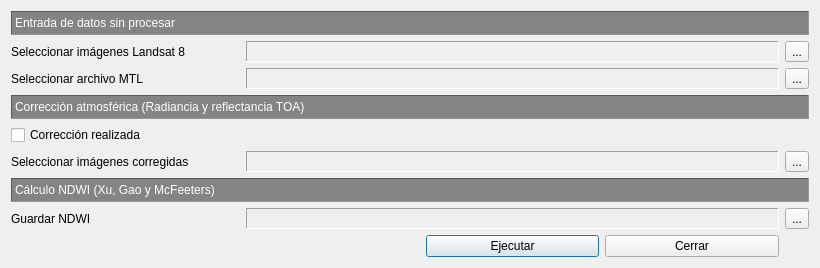
Above: indice_ndwi_dialog_base.ui from FranciscaRTS/LST_NDWI_L8 before the change. Below: the same form after it.
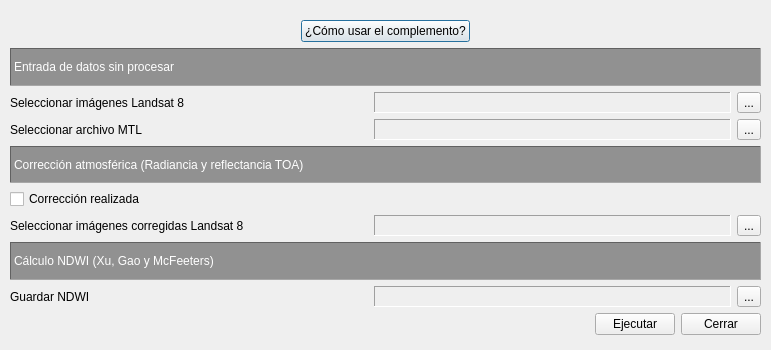
That is the form after the change. Icons and pictures are not drawn.

```diff
--- a/indice_ndwi_dialog_base.ui
+++ b/indice_ndwi_dialog_base.ui
@@ -6,72 +6,76 @@
    <rect>
     <x>0</x>
     <y>0</y>
-    <width>820</width>
-    <height>268</height>
+    <width>771</width>
+    <height>350</height>
    </rect>
   </property>
+  <property name="minimumSize">
+   <size>
+    <width>771</width>
+    <height>350</height>
+   </size>
+  </property>
+  <property name="maximumSize">
+   <size>
+    <width>771</width>
+    <height>350</height>
+   </size>
+  </property>
   <property name="windowTitle">
    <string>Moisture and Water Index</string>
   </property>
-  <layout class="QGridLayout" name="gridLayout_2">
-   <item row="2" column="4">
-    <widget class="QToolButton" name="btn_abrirMTL">
-     <property name="text">
-      <string>...</string>
-     </property>
-    </widget>
-   </item>
-   <item row="1" column="4">
-    <widget class="QToolButton" name="btn_abrirTIF">
-     <property name="text">
-      <string>...</string>
-     </property>
-    </widget>
-   </item>
-   <item row="8" column="2">
-    <widget class="QPushButton" name="btn_ejecutar">
-     <property name="text">
-      <string>Ejecutar</string>
-     </property>
-    </widget>
-   </item>
-   <item row="2" column="1" colspan="3">
-    <widget class="QLabel" name="cuadroMTL">
-     <property name="frameShape">
-      <enum>QFrame::Panel</enum>
-     </property>
-     <property name="frameShadow">
-      <enum>QFrame::Sunken</enum>
-     </property>
+  <widget class="QWidget" name="layoutWidget">
+   <property name="geometry">
+    <rect>
+     <x>10</x>
+     <y>20</y>
+     <width>751</width>
+     <height>315</height>
+    </rect>
+   </property>
+   <layout class="QVBoxLayout" name="verticalLayout_2">
+    <item>
+     <layout class="QHBoxLayout" name="horizontalLayout_7">
+      <item>
+       <spacer name="horizontalSpacer">
+        <property name="orientation">
+         <enum>Qt::Horizontal</enum>
+        </property>
+        <property name="sizeHint" stdset="0">
+         <size>
+          <width>40</width>
+          <height>20</height>
+         </size>
+        </property>
+       </spacer>
+      </item>
+      <item>
+       <widget class="QPushButton" name="btn_inst">
      <property name="text">
-      <string/>
+         <string>¿Cómo usar el complemento?</string>
      </property>
     </widget>
    </item>
-   <item row="6" column="0" colspan="5">
-    <widget class="QLabel" name="label_77">
-     <property name="sizePolicy">
-      <sizepolicy hsizetype="Expanding" vsizetype="Preferred">
-       <horstretch>0</horstretch>
-       <verstretch>0</verstretch>
-      </sizepolicy>
-     </property>
-     <property name="styleSheet">
-      <string notr="true">background-color : #848484; color : white</string>
-     </property>
-     <property name="frameShape">
-      <enum>QFrame::Panel</enum>
-     </property>
-     <property name="frameShadow">
-      <enum>QFrame::Sunken</enum>
-     </property>
-     <property name="text">
-      <string>Cálculo NDWI (Xu, Gao y McFeeters)</string>
-     </property>
-    </widget>
-   </item>
-   <item row="0" column="0" colspan="5">
-    <widget class="QLabel" name="label_38">
+      <item>
+       <spacer name="horizontalSpacer_3">
+        <property name="orientation">
+         <enum>Qt::Horizontal</enum>
+        </property>
+        <property name="sizeHint" stdset="0">
+         <size>
+          <width>40</width>
+          <height>20</height>
+         </size>
+        </property>
+       </spacer>
+      </item>
+     </layout>
+    </item>
+    <item>
+     <layout class="QVBoxLayout" name="verticalLayout">
+      <item>
+       <widget class="QLabel" name="label_37">
      <property name="sizePolicy">
       <sizepolicy hsizetype="Expanding" vsizetype="Preferred">
        <horstretch>0</horstretch>
@@ -82,7 +86,7 @@
       <bool>false</bool>
      </property>
      <property name="styleSheet">
-      <string notr="true">background-color : #848484; color : white</string>
+         <string notr="true">background-color : #919191; color : white</string>
      </property>
      <property name="frameShape">
       <enum>QFrame::Panel</enum>
@@ -95,89 +99,9 @@
      </property>
     </widget>
    </item>
-   <item row="5" column="0">
-    <widget class="QLabel" name="msj_CORR">
-     <property name="sizePolicy">
-      <sizepolicy hsizetype="Minimum" vsizetype="Preferred">
-       <horstretch>0</horstretch>
-       <verstretch>0</verstretch>
-      </sizepolicy>
-     </property>
-     <property name="minimumSize">
-      <size>
-       <width>229</width>
-       <height>0</height>
-      </size>
-     </property>
-     <property name="font">
-      <font>
-       <weight>50</weight>
-       <bold>false</bold>
-      </font>
-     </property>
-     <property name="frameShadow">
-      <enum>QFrame::Sunken</enum>
-     </property>
-     <property name="text">
-      <string>Seleccionar imágenes corregidas </string>
-     </property>
-     <property name="alignment">
-      <set>Qt::AlignLeading|Qt::AlignLeft|Qt::AlignVCenter</set>
-     </property>
-    </widget>
-   </item>
-   <item row="5" column="1" colspan="3">
-    <widget class="QLabel" name="cuadroBandasCorregidas">
-     <property name="enabled">
-      <bool>true</bool>
-     </property>
-     <property name="frameShape">
-      <enum>QFrame::Panel</enum>
-     </property>
-     <property name="frameShadow">
-      <enum>QFrame::Sunken</enum>
-     </property>
-     <property name="text">
-      <string/>
-     </property>
-    </widget>
-   </item>
-   <item row="3" column="0" colspan="5">
-    <widget class="QLabel" name="label_76">
-     <property name="sizePolicy">
-      <sizepolicy hsizetype="Expanding" vsizetype="Preferred">
-       <horstretch>0</horstretch>
-       <verstretch>0</verstretch>
-      </sizepolicy>
-     </property>
-     <property name="styleSheet">
-      <string notr="true">background-color : #848484; color : white</string>
-     </property>
-     <property name="frameShape">
-      <enum>QFrame::Panel</enum>
-     </property>
-     <property name="frameShadow">
-      <enum>QFrame::Sunken</enum>
-     </property>
-     <property name="text">
-      <string>Corrección atmosférica (Radiancia y reflectancia TOA)</string>
-     </property>
-    </widget>
-   </item>
-   <item row="7" column="1" colspan="3">
-    <widget class="QLabel" name="cuadroGuardar">
-     <property name="frameShape">
-      <enum>QFrame::Panel</enum>
-     </property>
-     <property name="frameShadow">
-      <enum>QFrame::Sunken</enum>
-     </property>
-     <property name="text">
-      <string/>
-     </property>
-    </widget>
-   </item>
-   <item row="1" column="0">
+      <item>
+       <layout class="QHBoxLayout" name="horizontalLayout">
+        <item>
     <widget class="QLabel" name="msj_TIF">
      <property name="sizePolicy">
       <sizepolicy hsizetype="Minimum" vsizetype="Preferred">
@@ -201,14 +125,14 @@
       <enum>QFrame::Sunken</enum>
      </property>
      <property name="text">
-      <string>Seleccionar imágenes Landsat 8</string>
+           <string>Seleccionar imágenes Landsat 8 </string>
      </property>
      <property name="alignment">
       <set>Qt::AlignLeading|Qt::AlignLeft|Qt::AlignVCenter</set>
      </property>
     </widget>
    </item>
-   <item row="1" column="1" colspan="3">
+        <item>
     <widget class="QLabel" name="cuadroTIF">
      <property name="enabled">
       <bool>true</bool>
@@ -224,7 +148,22 @@
      </property>
     </widget>
    </item>
-   <item row="2" column="0">
+        <item>
+         <widget class="QToolButton" name="btn_abrirTIF">
+          <property name="text">
+           <string>...</string>
+          </property>
+          <property name="icon">
+           <iconset>
+            <normaloff>assets/icons/imag_bruto.svg</normaloff>assets/icons/imag_bruto.svg</iconset>
+          </property>
+         </widget>
+        </item>
+       </layout>
+      </item>
+      <item>
+       <layout class="QHBoxLayout" name="horizontalLayout_2">
+        <item>
     <widget class="QLabel" name="msj_MTL">
      <property name="sizePolicy">
       <sizepolicy hsizetype="Minimum" vsizetype="Preferred">
@@ -252,21 +191,55 @@
      </property>
     </widget>
    </item>
-   <item row="5" column="4">
-    <widget class="QToolButton" name="btn_abrirCORR">
+        <item>
+         <widget class="QLabel" name="cuadroMTL">
+          <property name="frameShape">
+           <enum>QFrame::Panel</enum>
+          </property>
+          <property name="frameShadow">
+           <enum>QFrame::Sunken</enum>
+          </property>
+          <property name="text">
+           <string/>
+          </property>
+         </widget>
+        </item>
+        <item>
+         <widget class="QToolButton" name="btn_abrirMTL">
      <property name="text">
       <string>...</string>
      </property>
-    </widget>
-   </item>
-   <item row="8" column="3">
-    <widget class="QPushButton" name="btn_cerrar">
+          <property name="icon">
+           <iconset>
+            <normaloff>assets/icons/MTL.svg</normaloff>assets/icons/MTL.svg</iconset>
+          </property>
+         </widget>
+        </item>
+       </layout>
+      </item>
+      <item>
+       <widget class="QLabel" name="label_74">
+        <property name="sizePolicy">
+         <sizepolicy hsizetype="Expanding" vsizetype="Preferred">
+          <horstretch>0</horstretch>
+          <verstretch>0</verstretch>
+         </sizepolicy>
+        </property>
+        <property name="styleSheet">
+         <string notr="true">background-color :#919191; color : white</string>
+        </property>
+        <property name="frameShape">
+         <enum>QFrame::Panel</enum>
+        </property>
+        <property name="frameShadow">
+         <enum>QFrame::Sunken</enum>
+        </property>
      <property name="text">
-      <string>Cerrar</string>
+         <string>Corrección atmosférica (Radiancia y reflectancia TOA)</string>
      </property>
     </widget>
    </item>
-   <item row="4" column="0" colspan="2">
+      <item>
     <widget class="QCheckBox" name="btn_correccion">
      <property name="toolTip">
       <string>&lt;html&gt;&lt;head/&gt;&lt;body&gt;&lt;p&gt;Enable/Disable calculation of temperature in Celsius from thermal band&lt;/p&gt;&lt;/body&gt;&lt;/html&gt;</string>
@@ -282,21 +255,164 @@
      </property>
     </widget>
    </item>
-   <item row="7" column="4">
-    <widget class="QToolButton" name="btn_guardar">
+      <item>
+       <layout class="QHBoxLayout" name="horizontalLayout_3">
+        <item>
+         <widget class="QLabel" name="msj_CORR">
+          <property name="sizePolicy">
+           <sizepolicy hsizetype="Minimum" vsizetype="Preferred">
+            <horstretch>0</horstretch>
+            <verstretch>0</verstretch>
+           </sizepolicy>
+          </property>
+          <property name="minimumSize">
+           <size>
+            <width>229</width>
+            <height>0</height>
+           </size>
+          </property>
+          <property name="font">
+           <font>
+            <weight>50</weight>
+            <bold>false</bold>
+           </font>
+          </property>
+          <property name="frameShadow">
+           <enum>QFrame::Sunken</enum>
+          </property>
+          <property name="text">
+           <string>Seleccionar imágenes corregidas Landsat 8 </string>
+          </property>
+          <property name="alignment">
+           <set>Qt::AlignLeading|Qt::AlignLeft|Qt::AlignVCenter</set>
+          </property>
+         </widget>
+        </item>
+        <item>
+         <widget class="QLabel" name="cuadroBandasCorregidas">
+          <property name="enabled">
+           <bool>true</bool>
+          </property>
+          <property name="frameShape">
+           <enum>QFrame::Panel</enum>
+          </property>
+          <property name="frameShadow">
+           <enum>QFrame::Sunken</enum>
+          </property>
+          <property name="text">
+           <string/>
+          </property>
+         </widget>
+        </item>
+        <item>
+         <widget class="QToolButton" name="btn_abrirCORR">
      <property name="text">
       <string>...</string>
      </property>
-    </widget>
-   </item>
-   <item row="7" column="0">
-    <widget class="QLabel" name="label">
+          <property name="icon">
+           <iconset>
+            <normaloff>assets/icons/imag_bruto.svg</normaloff>assets/icons/imag_bruto.svg</iconset>
+          </property>
+         </widget>
+        </item>
+       </layout>
+      </item>
+      <item>
+       <widget class="QLabel" name="label_75">
+        <property name="sizePolicy">
+         <sizepolicy hsizetype="Expanding" vsizetype="Preferred">
+          <horstretch>0</horstretch>
+          <verstretch>0</verstretch>
+         </sizepolicy>
+        </property>
+        <property name="styleSheet">
+         <string notr="true">background-color : #919191; color : white</string>
+        </property>
+        <property name="frameShape">
+         <enum>QFrame::Panel</enum>
+        </property>
+        <property name="frameShadow">
+         <enum>QFrame::Sunken</enum>
+        </property>
+        <property name="text">
+         <string>Cálculo NDWI (Xu, Gao y McFeeters)</string>
+        </property>
+       </widget>
+      </item>
+      <item>
+       <layout class="QHBoxLayout" name="horizontalLayout_4">
+        <item>
+         <widget class="QLabel" name="msj_guardar">
      <property name="text">
       <string>Guardar NDWI</string>
      </property>
     </widget>
    </item>
-  </layout>
+        <item>
+         <widget class="QLabel" name="cuadroGuardar">
+          <property name="frameShape">
+           <enum>QFrame::Panel</enum>
+          </property>
+          <property name="frameShadow">
+           <enum>QFrame::Sunken</enum>
+          </property>
+          <property name="text">
+           <string/>
+          </property>
+         </widget>
+        </item>
+        <item>
+         <widget class="QToolButton" name="btn_guardar">
+          <property name="text">
+           <string>...</string>
+          </property>
+          <property name="icon">
+           <iconset>
+            <normaloff>assets/icons/guardar.svg</normaloff>assets/icons/guardar.svg</iconset>
+          </property>
+         </widget>
+        </item>
+       </layout>
+      </item>
+     </layout>
+    </item>
+    <item>
+     <layout class="QHBoxLayout" name="horizontalLayout_6">
+      <item>
+       <spacer name="horizontalSpacer_2">
+        <property name="orientation">
+         <enum>Qt::Horizontal</enum>
+        </property>
+        <property name="sizeHint" stdset="0">
+         <size>
+          <width>40</width>
+          <height>20</height>
+         </size>
+        </property>
+       </spacer>
+      </item>
+      <item>
+       <layout class="QHBoxLayout" name="horizontalLayout_5">
+        <item>
+         <widget class="QPushButton" name="btn_ejecutar">
+          <property name="text">
+           <string>Ejecutar</string>
+          </property>
+         </widget>
+        </item>
+        <item>
+         <widget class="QPushButton" name="btn_cerrar">
+          <property name="text">
+           <string>Cerrar</string>
+          </property>
+         </widget>
+        </item>
+       </layout>
+      </item>
+     </layout>
+    </item>
+   </layout>
+  </widget>
  </widget>
  <resources/>
  <connections/>
```
Lines whose indentation alone changed are shown as unchanged.
